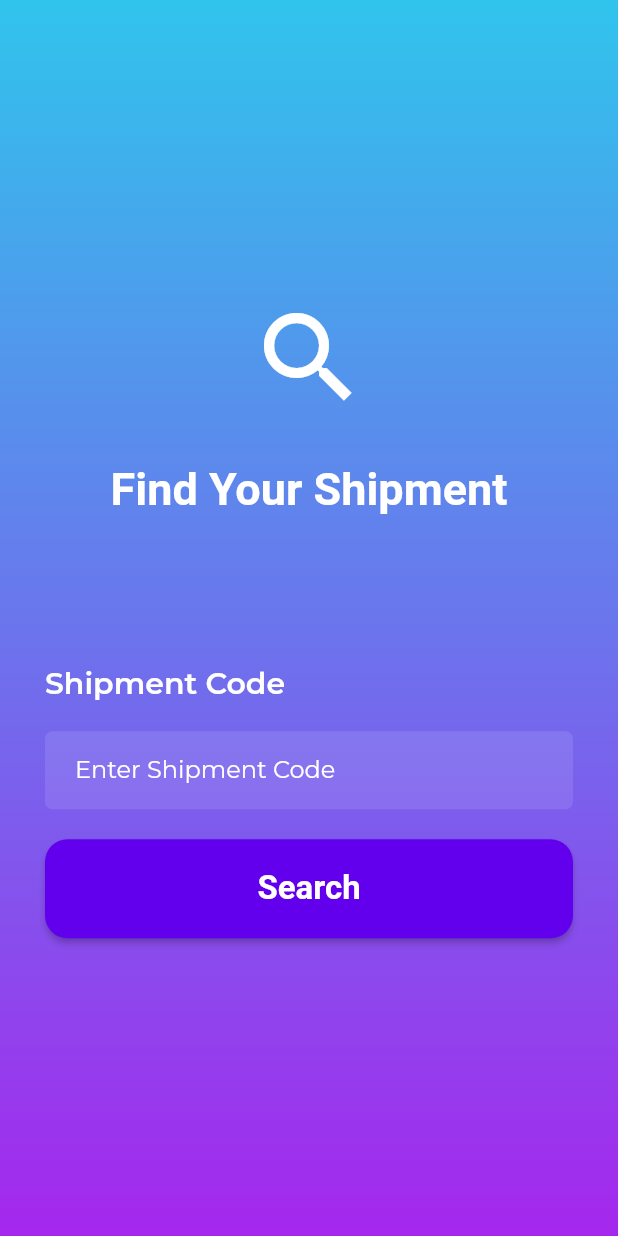
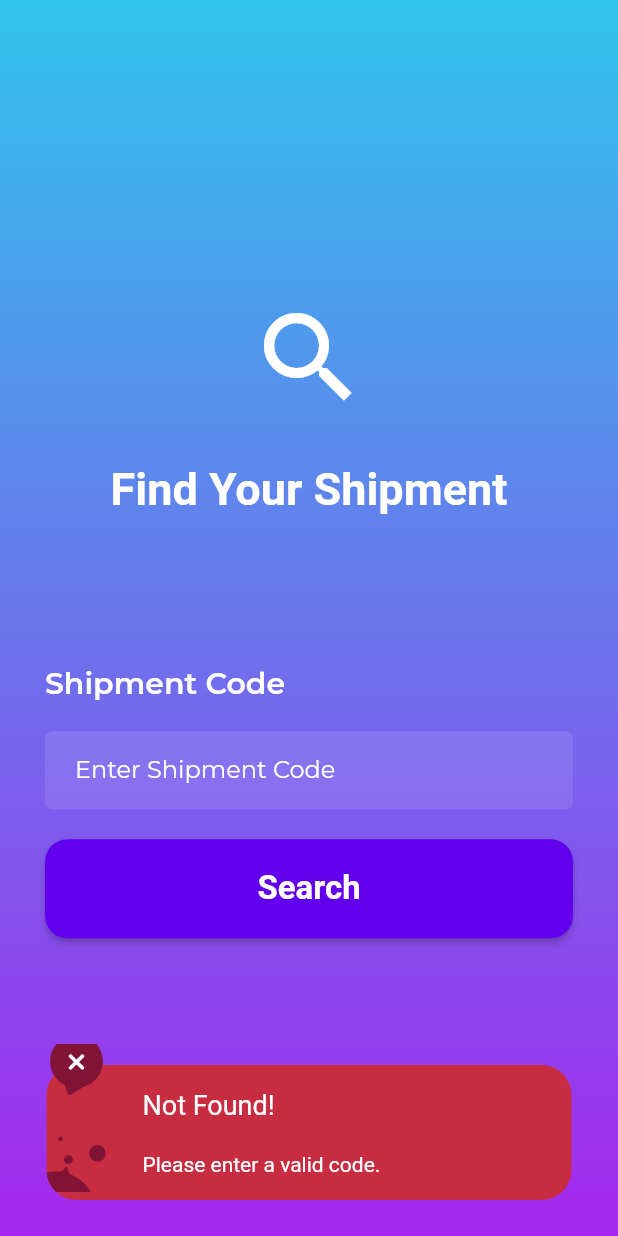
Before and after one commit to SoftRouteV2/SoftRoute-Mobile, a Flutter app: the Login screen opened directly, after a tap on "Search", on a phone screen of 412 x 824 dp. Run offline on Flutter 3.47's test engine with Material 2 defaults, Android fonts, the phone set to English and light mode, and no system bars; our stand-ins replace flutter_svg, google_fonts, sleek_circular_slider.

Commit message:
feat: Added dht22 connection

```diff
--- /dev/null
+++ b/softroute/lib/models/dht22.dart
@@ -0,0 +1,44 @@
+/*public class Dht22 {
+    @Id
+    @GeneratedValue(strategy = GenerationType.IDENTITY)
+    private Long id;
+
+    @NotBlank
+    @Column(name = "temperature")
+    private String temperature;
+
+    @NotNull
+    @Column(name = "humidity")
+    private String humidity;
+}
+*/
+
+class Dht22 {
+  final int id;
+  final String temperature;
+  final String humidity;
+
+  Dht22({
+    required this.id,
+    required this.temperature,
+    required this.humidity,
+  });
+
+  factory Dht22.fromJson(Map<String, dynamic> json) {
+    return Dht22(
+      id: json['id'],
+      temperature: json['temperature'],
+      humidity: json['humidity'],
+    );
+  }
+
+  //create none value shipment
+
+  factory Dht22.none() {
+    return Dht22(
+      id: 0,
+      temperature: '',
+      humidity: '',
+    );
+  }
+}
--- a/softroute/lib/models/shipment.dart
+++ b/softroute/lib/models/shipment.dart
@@ -1,3 +1,4 @@
+import 'package:softroute/models/dht22.dart';
 import 'package:softroute/models/sender.dart';
 
 import 'destination.dart';
@@ -15,6 +16,7 @@ class Shipment {
   final Sender sender;
   final Destination destination;
   final String consignee;
+  final Dht22 dht22;
 
   Shipment({
     required this.id,
@@ -28,6 +30,7 @@ class Shipment {
     required this.sender,
     required this.destination,
     required this.consignee,
+    required this.dht22,
   });
 
   factory Shipment.fromJson(Map<String, dynamic> json) {
@@ -43,6 +46,7 @@ class Shipment {
       sender: Sender.fromJson(json['sender']),
       destination: Destination.fromJson(json['destination']),
       consignee: json['consignee'],
+      dht22: Dht22.fromJson(json['dht22']),
     );
   }
 
@@ -75,6 +79,11 @@ class Shipment {
         arrival: '',
       ),
       consignee: '',
+      dht22: Dht22(
+        id: 0,
+        temperature: '',
+        humidity: '',
+      ),
     );
   }
 }
--- a/softroute/lib/screens/login.dart
+++ b/softroute/lib/screens/login.dart
@@ -23,6 +23,21 @@ class _LoginState extends State<Login> {
     print("This is the entered Code");
     print(code);
 
+    if (code.isEmpty) {
+      ScaffoldMessenger.of(context).showSnackBar(
+        const SnackBar(
+          duration: Duration(seconds: 5),
+          content: CustomSnackBarContent(
+            errorText: "Please enter a valid code.",
+          ),
+          behavior: SnackBarBehavior.floating,
+          backgroundColor: Colors.transparent,
+          elevation: 0,
+        ),
+      );
+      return;
+    }
+
     ShipmentService().getShipmentByCode(code).then((shipment) {
       print("object");
 
@@ -30,7 +45,7 @@ class _LoginState extends State<Login> {
         Navigator.push(
             context,
             MaterialPageRoute(
-              builder: (context) => const ShipmentDetails(),
+              builder: (context) => ShipmentDetails(code: code),
             ));
       } else {
         ScaffoldMessenger.of(context).showSnackBar(
--- a/softroute/lib/services/shipment_service.dart
+++ b/softroute/lib/services/shipment_service.dart
@@ -5,7 +5,9 @@ import 'package:http/http.dart' as http;
 import '../models/shipment.dart';
 
 class ShipmentService {
+  //Actualizar tu dirección IP ---ABAJO---
   String basePath = "http://192.168.18.6:8090/api/v1/shipment";
+
   //String basePath = "http://localhost:8090/api/v1/shipment";
 
   //get shipment by code
```
Also changed, not shown: softroute/lib/screens/shipment_details.dart (+141 -18 lines).
